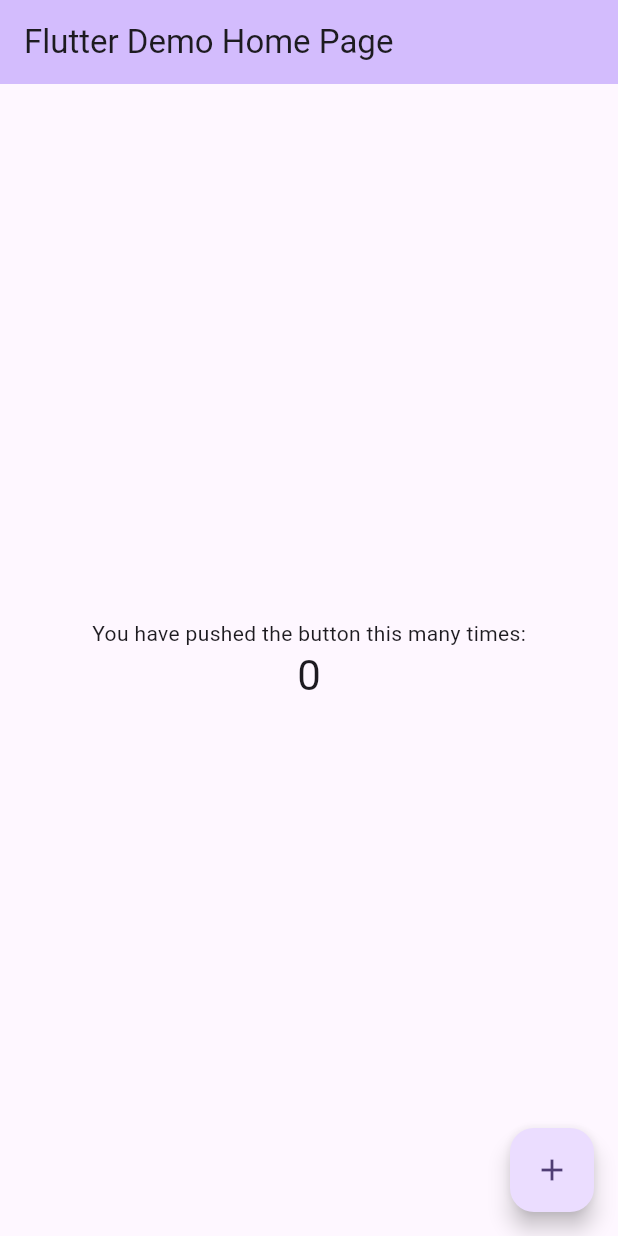
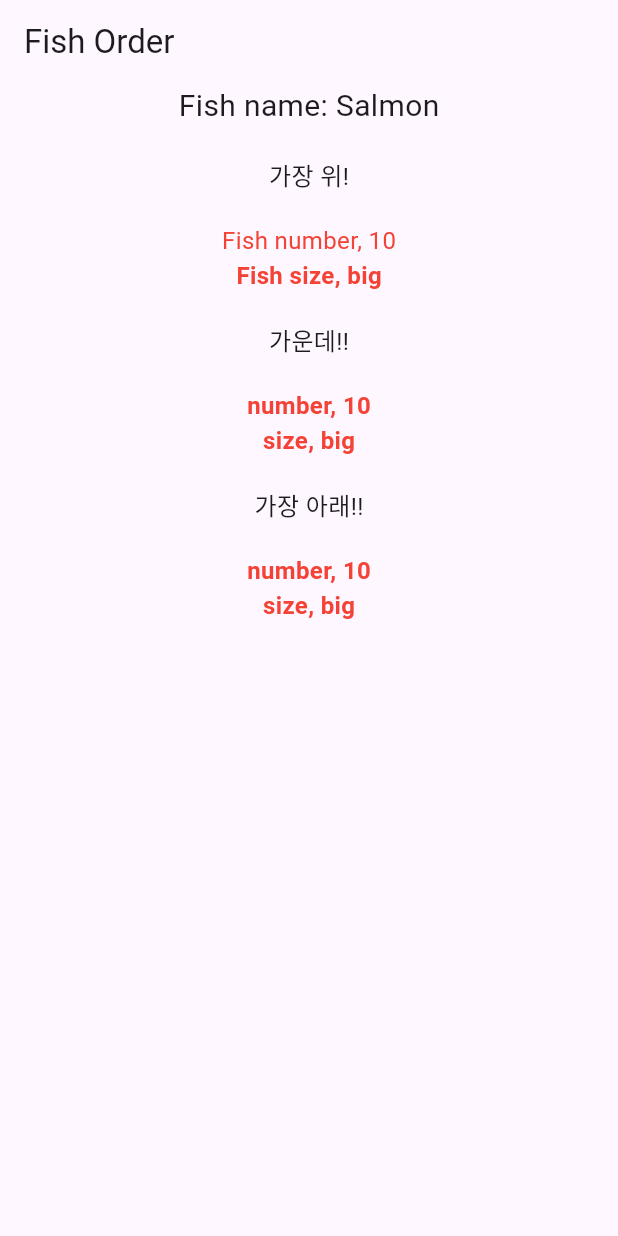
Before and after one commit to 6UNHEE/provider_ex, a Flutter app: the screen it shows after launch, on a phone screen of 412 x 824 dp. Run offline on Flutter 3.47's test engine with Material 3 defaults, Android fonts, the phone set to English and light mode, and no system bars.

Commit message:
Provider.of<>(context) 사용

```diff
--- a/lib/main.dart
+++ b/lib/main.dart
@@ -1,125 +1,31 @@
 import 'package:flutter/material.dart';
+import 'package:provider/provider.dart';
+import 'package:provider_ex/models/fish_model.dart';
+
+import 'screens/fish_order.dart';
 
 void main() {
-  runApp(const MyApp());
+  runApp(
+    Provider(
+      create: (context) => FishModel(name: 'Salmon', number: 10, size: 'big'),
+      child: const MyApp(),
+    ),
+  );
 }
 
 class MyApp extends StatelessWidget {
   const MyApp({super.key});
 
-  // This widget is the root of your application.
   @override
   Widget build(BuildContext context) {
     return MaterialApp(
       title: 'Flutter Demo',
       theme: ThemeData(
-        // This is the theme of your application.
-        //
-        // TRY THIS: Try running your application with "flutter run". You'll see
-        // the application has a purple toolbar. Then, without quitting the app,
-        // try changing the seedColor in the colorScheme below to Colors.green
-        // and then invoke "hot reload" (save your changes or press the "hot
-        // reload" button in a Flutter-supported IDE, or press "r" if you used
-        // the command line to start the app).
-        //
-        // Notice that the counter didn't reset back to zero; the application
-        // state is not lost during the reload. To reset the state, use hot
-        // restart instead.
-        //
-        // This works for code too, not just values: Most code changes can be
-        // tested with just a hot reload.
         colorScheme: ColorScheme.fromSeed(seedColor: Colors.deepPurple),
         useMaterial3: true,
       ),
-      home: const MyHomePage(title: 'Flutter Demo Home Page'),
+      debugShowCheckedModeBanner: false,
+      home: const FishOrder(),
     );
   }
 }
-
-class MyHomePage extends StatefulWidget {
-  const MyHomePage({super.key, required this.title});
-
-  // This widget is the home page of your application. It is stateful, meaning
-  // that it has a State object (defined below) that contains fields that affect
-  // how it looks.
-
-  // This class is the configuration for the state. It holds the values (in this
-  // case the title) provided by the parent (in this case the App widget) and
-  // used by the build method of the State. Fields in a Widget subclass are
-  // always marked "final".
-
-  final String title;
-
-  @override
-  State<MyHomePage> createState() => _MyHomePageState();
-}
-
-class _MyHomePageState extends State<MyHomePage> {
-  int _counter = 0;
-
-  void _incrementCounter() {
-    setState(() {
-      // This call to setState tells the Flutter framework that something has
-      // changed in this State, which causes it to rerun the build method below
-      // so that the display can reflect the updated values. If we changed
-      // _counter without calling setState(), then the build method would not be
-      // called again, and so nothing would appear to happen.
-      _counter++;
-    });
-  }
-
-  @override
-  Widget build(BuildContext context) {
-    // This method is rerun every time setState is called, for instance as done
-    // by the _incrementCounter method above.
-    //
-    // The Flutter framework has been optimized to make rerunning build methods
-    // fast, so that you can just rebuild anything that needs updating rather
-    // than having to individually change instances of widgets.
-    return Scaffold(
-      appBar: AppBar(
-        // TRY THIS: Try changing the color here to a specific color (to
-        // Colors.amber, perhaps?) and trigger a hot reload to see the AppBar
-        // change color while the other colors stay the same.
-        backgroundColor: Theme.of(context).colorScheme.inversePrimary,
-        // Here we take the value from the MyHomePage object that was created by
-        // the App.build method, and use it to set our appbar title.
-        title: Text(widget.title),
-      ),
-      body: Center(
-        // Center is a layout widget. It takes a single child and positions it
-        // in the middle of the parent.
-        child: Column(
-          // Column is also a layout widget. It takes a list of children and
-          // arranges them vertically. By default, it sizes itself to fit its
-          // children horizontally, and tries to be as tall as its parent.
-          //
-          // Column has various properties to control how it sizes itself and
-          // how it positions its children. Here we use mainAxisAlignment to
-          // center the children vertically; the main axis here is the vertical
-          // axis because Columns are vertical (the cross axis would be
-          // horizontal).
-          //
-          // TRY THIS: Invoke "debug painting" (choose the "Toggle Debug Paint"
-          // action in the IDE, or press "p" in the console), to see the
-          // wireframe for each widget.
-          mainAxisAlignment: MainAxisAlignment.center,
-          children: <Widget>[
-            const Text(
-              'You have pushed the button this many times:',
-            ),
-            Text(
-              '$_counter',
-              style: Theme.of(context).textTheme.headlineMedium,
-            ),
-          ],
-        ),
-      ),
-      floatingActionButton: FloatingActionButton(
-        onPressed: _incrementCounter,
-        tooltip: 'Increment',
-        child: const Icon(Icons.add),
-      ), // This trailing comma makes auto-formatting nicer for build methods.
-    );
-  }
-}
--- /dev/null
+++ b/lib/models/fish_model.dart
@@ -0,0 +1,11 @@
+class FishModel {
+  final String name;
+  final int number;
+  final String size;
+
+  FishModel({
+    required this.name,
+    required this.number,
+    required this.size,
+  });
+}
--- /dev/null
+++ b/lib/screens/fish_order.dart
@@ -0,0 +1,32 @@
+import 'package:flutter/material.dart';
+import 'package:provider/provider.dart';
+import 'package:provider_ex/models/fish_model.dart';
+
+import 'widgets/position/high.dart';
+
+class FishOrder extends StatelessWidget {
+  const FishOrder({super.key});
+
+  @override
+  Widget build(BuildContext context) {
+    return Scaffold(
+      appBar: AppBar(
+        title: const Text('Fish Order'),
+      ),
+      body: Center(
+        child: Column(
+          children: [
+            Text(
+              'Fish name: ${Provider.of<FishModel>(context).name}',
+              style: const TextStyle(fontSize: 20),
+            ),
+            const SizedBox(
+              height: 20,
+            ),
+            const High(),
+          ],
+        ),
+      ),
+    );
+  }
+}
--- /dev/null
+++ b/lib/screens/widgets/position/high.dart
@@ -0,0 +1,23 @@
+import 'package:flutter/material.dart';
+
+import '../spicy/spicy_a.dart';
+
+class High extends StatelessWidget {
+  const High({super.key});
+
+  @override
+  Widget build(BuildContext context) {
+    return const Column(
+      children: [
+        Text(
+          '가장 위!',
+          style: TextStyle(fontSize: 16),
+        ),
+        SizedBox(
+          height: 20,
+        ),
+        SpicyA(),
+      ],
+    );
+  }
+}
--- /dev/null
+++ b/lib/screens/widgets/position/low.dart
@@ -0,0 +1,23 @@
+import 'package:flutter/material.dart';
+
+import '../spicy/spicy_c.dart';
+
+class Low extends StatelessWidget {
+  const Low({super.key});
+
+  @override
+  Widget build(BuildContext context) {
+    return const Column(
+      children: [
+        Text(
+          '가장 아래!!',
+          style: TextStyle(fontSize: 16),
+        ),
+        SizedBox(
+          height: 20,
+        ),
+        SpicyC(),
+      ],
+    );
+  }
+}
--- /dev/null
+++ b/lib/screens/widgets/position/middle.dart
@@ -0,0 +1,23 @@
+import 'package:flutter/material.dart';
+
+import '../spicy/spicy_b.dart';
+
+class Middle extends StatelessWidget {
+  const Middle({super.key});
+
+  @override
+  Widget build(BuildContext context) {
+    return const Column(
+      children: [
+        Text(
+          '가운데!!',
+          style: TextStyle(fontSize: 16),
+        ),
+        SizedBox(
+          height: 20,
+        ),
+        SpicyB(),
+      ],
+    );
+  }
+}
--- /dev/null
+++ b/lib/screens/widgets/spicy/spicy_a.dart
@@ -0,0 +1,30 @@
+import 'package:flutter/material.dart';
+import 'package:provider/provider.dart';
+
+import '../../../models/fish_model.dart';
+import '../position/middle.dart';
+
+class SpicyA extends StatelessWidget {
+  const SpicyA({super.key});
+
+  @override
+  Widget build(BuildContext context) {
+    return Column(
+      children: [
+        Text(
+          'Fish number, ${Provider.of<FishModel>(context).number}',
+          style: const TextStyle(fontSize: 16, color: Colors.red),
+        ),
+        Text(
+          'Fish size, ${Provider.of<FishModel>(context).size}',
+          style: const TextStyle(
+              fontSize: 16, color: Colors.red, fontWeight: FontWeight.bold),
+        ),
+        const SizedBox(
+          height: 20,
+        ),
+        const Middle(),
+      ],
+    );
+  }
+}
--- /dev/null
+++ b/lib/screens/widgets/spicy/spicy_b.dart
@@ -0,0 +1,31 @@
+import 'package:flutter/material.dart';
+import 'package:provider/provider.dart';
+import 'package:provider_ex/models/fish_model.dart';
+
+import '../position/low.dart';
+
+class SpicyB extends StatelessWidget {
+  const SpicyB({super.key});
+
+  @override
+  Widget build(BuildContext context) {
+    return Column(
+      children: [
+        Text(
+          'number, ${Provider.of<FishModel>(context).number}',
+          style: const TextStyle(
+              fontSize: 16, color: Colors.red, fontWeight: FontWeight.bold),
+        ),
+        Text(
+          'size, ${Provider.of<FishModel>(context).size}',
+          style: const TextStyle(
+              fontSize: 16, color: Colors.red, fontWeight: FontWeight.bold),
+        ),
+        const SizedBox(
+          height: 20,
+        ),
+        const Low(),
+      ],
+    );
+  }
+}
--- /dev/null
+++ b/lib/screens/widgets/spicy/spicy_c.dart
@@ -0,0 +1,28 @@
+import 'package:flutter/material.dart';
+import 'package:provider/provider.dart';
+import 'package:provider_ex/models/fish_model.dart';
+
+class SpicyC extends StatelessWidget {
+  const SpicyC({super.key});
+
+  @override
+  Widget build(BuildContext context) {
+    return Column(
+      children: [
+        Text(
+          'number, ${Provider.of<FishModel>(context).number}',
+          style: const TextStyle(
+              fontSize: 16, color: Colors.red, fontWeight: FontWeight.bold),
+        ),
+        Text(
+          'size, ${Provider.of<FishModel>(context).size}',
+          style: const TextStyle(
+              fontSize: 16, color: Colors.red, fontWeight: FontWeight.bold),
+        ),
+        const SizedBox(
+          height: 20,
+        ),
+      ],
+    );
+  }
+}
```
